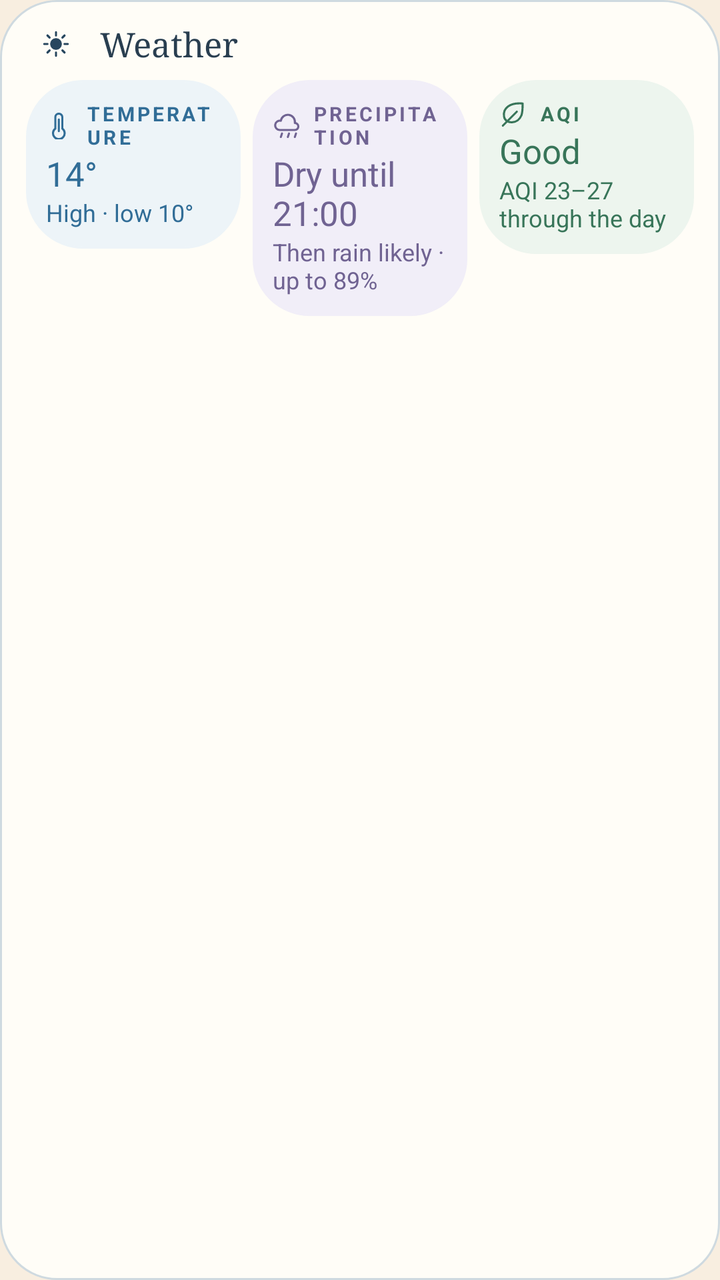
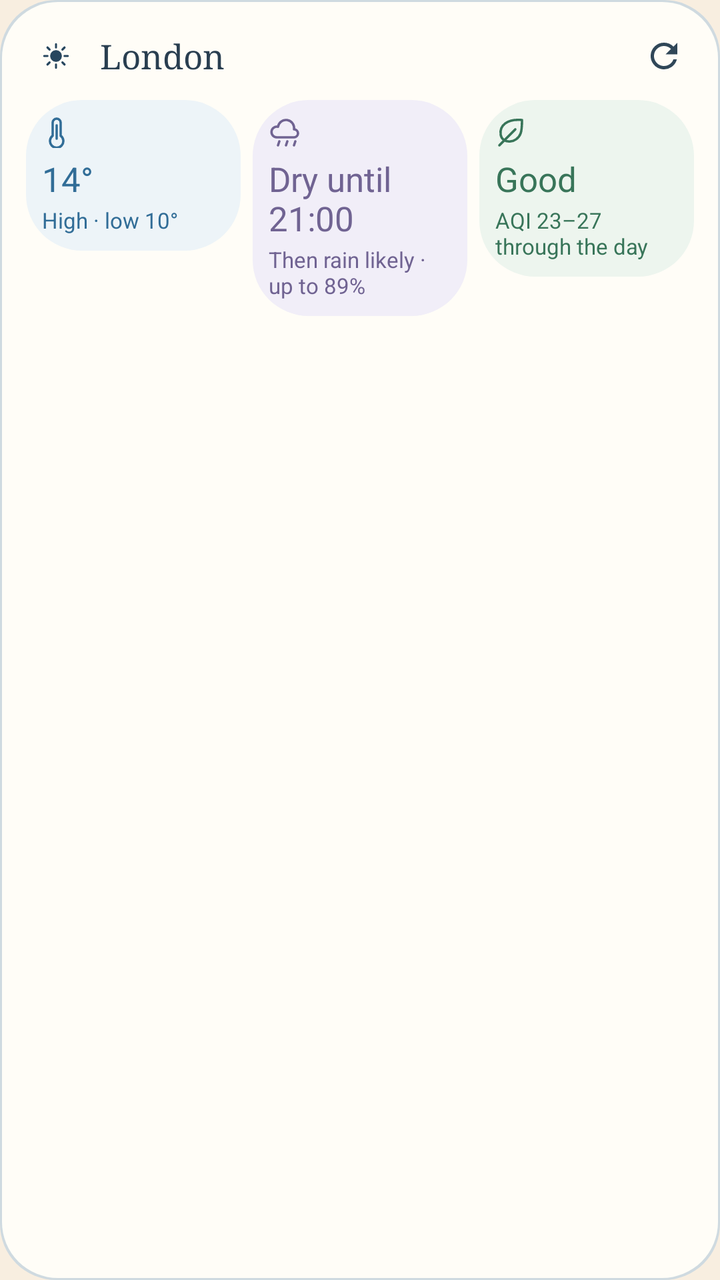

Before-and-after screenshots of an Android layout around one commit, followed by the original layout XML and the change that was made.
<!-- AndroidManifest.xml: application theme Screen -->
<!-- res/layout/widget_preview_weather.xml -->
<?xml version="1.0" encoding="utf-8"?>
<LinearLayout xmlns:android="http://schemas.android.com/apk/res/android"
    xmlns:tools="http://schemas.android.com/tools"
    android:layout_width="match_parent"
    android:layout_height="match_parent"
    android:background="@drawable/preview_card"
    android:orientation="vertical"
    android:padding="10dp">
    <LinearLayout android:layout_width="match_parent" android:layout_height="wrap_content" android:layout_marginStart="6dp" android:gravity="center_vertical">
        <ImageView android:layout_width="24dp" android:layout_height="24dp" android:importantForAccessibility="no" android:src="@drawable/ic_sun" android:tint="@color/preview_accent" tools:ignore="UseAppTint" />
        <TextView android:layout_width="wrap_content" android:layout_height="wrap_content" android:layout_marginStart="10dp" android:fontFamily="serif" android:text="@string/widget_weather_name" android:textColor="@color/preview_ink" android:textSize="17sp" />
    </LinearLayout>
    <LinearLayout android:layout_width="match_parent" android:layout_height="wrap_content" android:layout_marginTop="6dp" android:orientation="horizontal">
    <LinearLayout android:layout_width="0dp" android:layout_height="wrap_content" android:layout_weight="1" android:layout_marginStart="3dp" android:layout_marginEnd="3dp" android:background="@drawable/preview_card" android:backgroundTint="#EDF4F8" android:orientation="vertical" android:padding="10dp">
        <LinearLayout android:layout_width="wrap_content" android:layout_height="wrap_content" android:gravity="center_vertical">
            <ImageView android:layout_width="14dp" android:layout_height="14dp" android:importantForAccessibility="no" android:src="@drawable/ic_thermometer" android:tint="#316D97" tools:ignore="UseAppTint" />
            <TextView android:layout_width="wrap_content" android:layout_height="wrap_content" android:layout_marginStart="6dp" android:letterSpacing="0.14" android:text="@string/weather_temperature" android:textAllCaps="true" android:textColor="#316D97" android:textSize="10sp" android:textStyle="bold" />
        </LinearLayout>
        <TextView android:layout_width="wrap_content" android:layout_height="wrap_content" android:text="14°" android:textColor="#316D97" android:textSize="17sp" />
        <TextView android:layout_width="wrap_content" android:layout_height="wrap_content" android:text="@string/preview_weather_high_low" android:textColor="#316D97" android:textSize="12sp" />
    </LinearLayout>
    <LinearLayout android:layout_width="0dp" android:layout_height="wrap_content" android:layout_weight="1" android:layout_marginStart="3dp" android:layout_marginEnd="3dp" android:background="@drawable/preview_card" android:backgroundTint="#F1EEF8" android:orientation="vertical" android:padding="10dp">
        <LinearLayout android:layout_width="wrap_content" android:layout_height="wrap_content" android:gravity="center_vertical">
            <ImageView android:layout_width="14dp" android:layout_height="14dp" android:importantForAccessibility="no" android:src="@drawable/ic_rain" android:tint="#706392" tools:ignore="UseAppTint" />
            <TextView android:layout_width="wrap_content" android:layout_height="wrap_content" android:layout_marginStart="6dp" android:letterSpacing="0.14" android:text="@string/weather_precipitation" android:textAllCaps="true" android:textColor="#706392" android:textSize="10sp" android:textStyle="bold" />
        </LinearLayout>
        <TextView android:layout_width="wrap_content" android:layout_height="wrap_content" android:text="@string/preview_weather_dry_until" android:textColor="#706392" android:textSize="17sp" />
        <TextView android:layout_width="wrap_content" android:layout_height="wrap_content" android:text="@string/preview_weather_then_rain" android:textColor="#706392" android:textSize="12sp" />
    </LinearLayout>
    <LinearLayout android:layout_width="0dp" android:layout_height="wrap_content" android:layout_weight="1" android:layout_marginStart="3dp" android:layout_marginEnd="3dp" android:background="@drawable/preview_card" android:backgroundTint="#EDF5EE" android:orientation="vertical" android:padding="10dp">
        <LinearLayout android:layout_width="wrap_content" android:layout_height="wrap_content" android:gravity="center_vertical">
            <ImageView android:layout_width="14dp" android:layout_height="14dp" android:importantForAccessibility="no" android:src="@drawable/ic_leaf" android:tint="#387559" tools:ignore="UseAppTint" />
            <TextView android:layout_width="wrap_content" android:layout_height="wrap_content" android:layout_marginStart="6dp" android:letterSpacing="0.14" android:text="@string/weather_air" android:textAllCaps="true" android:textColor="#387559" android:textSize="10sp" android:textStyle="bold" />
        </LinearLayout>
        <TextView android:layout_width="wrap_content" android:layout_height="wrap_content" android:text="@string/weather_aqi_good" android:textColor="#387559" android:textSize="17sp" />
        <TextView android:layout_width="wrap_content" android:layout_height="wrap_content" android:text="@string/preview_weather_aqi" android:textColor="#387559" android:textSize="12sp" />
    </LinearLayout>
    </LinearLayout>
</LinearLayout>
<!-- resources referenced by this layout -->
<resources>
  <color name="preview_accent">#27465E</color>
  <color name="preview_ink">#293E50</color>
  <!-- drawable ic_leaf (drawable) -->
  <?xml version="1.0" encoding="utf-8"?>
  <vector xmlns:android="http://schemas.android.com/apk/res/android"
      android:width="24dp" android:height="24dp" android:viewportWidth="24" android:viewportHeight="24">
      <path android:pathData="M20,3C9,2 3,7 4,14c1,7 12,7 15,-1 1,-3 1,-6 1,-10Z" android:strokeColor="#FFFFFFFF" android:strokeWidth="1.8" android:strokeLineCap="round" android:strokeLineJoin="round" />
      <path android:pathData="M3,22L15,10" android:strokeColor="#FFFFFFFF" android:strokeWidth="1.8" android:strokeLineCap="round" />
  </vector>
  <!-- drawable ic_rain (drawable) -->
  <?xml version="1.0" encoding="utf-8"?>
  <vector xmlns:android="http://schemas.android.com/apk/res/android"
      android:width="24dp" android:height="24dp" android:viewportWidth="24" android:viewportHeight="24">
      <path android:pathData="M6,16a4,4 0,1 1,1 -7.9A6,6 0,0 1,19 10a3,3 0,0 1,0 6H6Z" android:strokeColor="#FFFFFFFF" android:strokeWidth="1.8" android:strokeLineCap="round" android:strokeLineJoin="round" />
      <path android:pathData="M8,19l-1,3M14,19l-1,3M20,19l-1,3" android:strokeColor="#FFFFFFFF" android:strokeWidth="1.8" android:strokeLineCap="round" />
  </vector>
  <!-- drawable ic_thermometer (drawable) -->
  <?xml version="1.0" encoding="utf-8"?>
  <vector xmlns:android="http://schemas.android.com/apk/res/android"
      android:width="24dp" android:height="24dp" android:viewportWidth="24" android:viewportHeight="24">
      <path android:pathData="M14,14.8V5a3,3 0,0 0,-6 0v9.8a5,5 0,1 0,6 0Z" android:strokeColor="#FFFFFFFF" android:strokeWidth="1.8" android:strokeLineCap="round" android:strokeLineJoin="round" />
      <path android:pathData="M11,7v10" android:strokeColor="#FFFFFFFF" android:strokeWidth="1.8" android:strokeLineCap="round" />
  </vector>
  <!-- drawable preview_card (drawable) -->
  <?xml version="1.0" encoding="utf-8"?>
  <shape xmlns:android="http://schemas.android.com/apk/res/android">
      <solid android:color="@color/preview_surface" />
      <stroke android:width="1dp" android:color="@color/preview_line" />
      <corners android:radius="@dimen/widget_radius" />
  </shape>
  <string name="preview_weather_aqi">AQI 23–27 through the day</string>
  <string name="preview_weather_dry_until">Dry until 21:00</string>
  <string name="preview_weather_high_low">High · low 10°</string>
  <string name="preview_weather_then_rain">Then rain likely · up to 89%</string>
  <string name="weather_air">AQI</string>
  <string name="weather_aqi_good">Good</string>
  <string name="weather_precipitation">Precipitation</string>
  <string name="weather_temperature">Temperature</string>
  <string name="widget_weather_name">Weather</string>
  <style name="Screen" parent="@android:style/Theme.Material.Light.NoActionBar">
          <item name="android:windowBackground">@color/background</item>
          <item name="android:colorAccent">@color/sun</item>
          <item name="android:textColorPrimary">@color/ink</item>
          <item name="android:windowLightStatusBar">true</item>
      </style>
  <color name="sun">#D88B38</color>
  <color name="preview_surface">#FFFDF7</color>
  <color name="preview_line">#CFDAE0</color>
  <dimen name="widget_radius">16dp</dimen>
  <color name="background">#F8EEE0</color>
  <color name="ink">#2B2620</color>
  <!-- unchanged entries left out for length: 1 -->
</resources>

<!-- the commit's change to res/layout/widget_preview_weather.xml (unified diff, before → after) -->
@@ -1,39 +1,37 @@
 <?xml version="1.0" encoding="utf-8"?>
-<LinearLayout xmlns:android="http://schemas.android.com/apk/res/android"
+<FrameLayout xmlns:android="http://schemas.android.com/apk/res/android"
     xmlns:tools="http://schemas.android.com/tools"
     android:layout_width="match_parent"
     android:layout_height="match_parent"
-    android:background="@drawable/preview_card"
-    android:orientation="vertical"
-    android:padding="10dp">
-    <LinearLayout android:layout_width="match_parent" android:layout_height="wrap_content" android:layout_marginStart="6dp" android:gravity="center_vertical">
-        <ImageView android:layout_width="24dp" android:layout_height="24dp" android:importantForAccessibility="no" android:src="@drawable/ic_sun" android:tint="@color/preview_accent" tools:ignore="UseAppTint" />
-        <TextView android:layout_width="wrap_content" android:layout_height="wrap_content" android:layout_marginStart="10dp" android:fontFamily="serif" android:text="@string/widget_weather_name" android:textColor="@color/preview_ink" android:textSize="17sp" />
+    tools:ignore="HardcodedText,UseAppTint">
+
+    <ImageView android:layout_width="match_parent" android:layout_height="match_parent" android:importantForAccessibility="no" android:scaleType="fitXY" android:src="@drawable/round_card" android:tint="@color/preview_line" />
+    <ImageView android:layout_width="match_parent" android:layout_height="match_parent" android:layout_margin="1dp" android:importantForAccessibility="no" android:scaleType="fitXY" android:src="@drawable/round_card" android:tint="@color/preview_surface" />
+
+    <LinearLayout android:layout_width="match_parent" android:layout_height="match_parent" android:orientation="vertical" android:padding="10dp">
+        <LinearLayout android:layout_width="match_parent" android:layout_height="wrap_content" android:layout_marginStart="6dp" android:layout_marginBottom="4dp" android:gravity="center_vertical">
+            <ImageView android:layout_width="24dp" android:layout_height="24dp" android:importantForAccessibility="no" android:src="@drawable/ic_sun" android:tint="@color/preview_accent" />
+            <LinearLayout android:layout_width="0dp" android:layout_height="wrap_content" android:layout_marginStart="10dp" android:layout_weight="1" android:orientation="vertical">
+                <TextView android:layout_width="wrap_content" android:layout_height="wrap_content" android:ellipsize="end" android:fontFamily="serif" android:maxLines="1" android:text="@string/preview_city" android:textColor="@color/preview_ink" android:textSize="17sp" />
+            </LinearLayout>
+            <ImageView android:layout_width="36dp" android:layout_height="36dp" android:importantForAccessibility="no" android:padding="8dp" android:src="@drawable/ic_refresh" android:tint="@color/preview_muted" />
+        </LinearLayout>
+        <LinearLayout android:layout_width="match_parent" android:layout_height="wrap_content">
+            <LinearLayout android:layout_width="0dp" android:layout_height="wrap_content" android:layout_marginStart="3dp" android:layout_marginEnd="3dp" android:layout_weight="1" android:background="@drawable/round_card" android:backgroundTint="@color/preview_temperature_tile" android:orientation="vertical" android:padding="8dp">
+                <ImageView android:layout_width="16dp" android:layout_height="16dp" android:importantForAccessibility="no" android:src="@drawable/ic_thermometer" android:tint="@color/preview_temperature" />
+                <TextView android:layout_width="wrap_content" android:layout_height="wrap_content" android:layout_marginTop="4dp" android:maxLines="2" android:text="14°" android:textColor="@color/preview_temperature" android:textSize="17sp" />
+                <TextView android:layout_width="wrap_content" android:layout_height="wrap_content" android:layout_marginTop="2dp" android:maxLines="2" android:text="@string/preview_weather_high_low" android:textColor="@color/preview_temperature" android:textSize="11sp" />
+            </LinearLayout>
+            <LinearLayout android:layout_width="0dp" android:layout_height="wrap_content" android:layout_marginStart="3dp" android:layout_marginEnd="3dp" android:layout_weight="1" android:background="@drawable/round_card" android:backgroundTint="@color/preview_rain_tile" android:orientation="vertical" android:padding="8dp">
+                <ImageView android:layout_width="16dp" android:layout_height="16dp" android:importantForAccessibility="no" android:src="@drawable/ic_rain" android:tint="@color/preview_rain" />
+                <TextView android:layout_width="wrap_content" android:layout_height="wrap_content" android:layout_marginTop="4dp" android:maxLines="2" android:text="@string/preview_weather_dry_until" android:textColor="@color/preview_rain" android:textSize="17sp" />
+                <TextView android:layout_width="wrap_content" android:layout_height="wrap_content" android:layout_marginTop="2dp" android:maxLines="2" android:text="@string/preview_weather_then_rain" android:textColor="@color/preview_rain" android:textSize="11sp" />
+            </LinearLayout>
+            <LinearLayout android:layout_width="0dp" android:layout_height="wrap_content" android:layout_marginStart="3dp" android:layout_marginEnd="3dp" android:layout_weight="1" android:background="@drawable/round_card" android:backgroundTint="@color/preview_air_tile" android:orientation="vertical" android:padding="8dp">
+                <ImageView android:layout_width="16dp" android:layout_height="16dp" android:importantForAccessibility="no" android:src="@drawable/ic_leaf" android:tint="@color/preview_air" />
+                <TextView android:layout_width="wrap_content" android:layout_height="wrap_content" android:layout_marginTop="4dp" android:maxLines="2" android:text="@string/weather_aqi_good" android:textColor="@color/preview_air" android:textSize="17sp" />
+                <TextView android:layout_width="wrap_content" android:layout_height="wrap_content" android:layout_marginTop="2dp" android:maxLines="2" android:text="@string/preview_weather_aqi" android:textColor="@color/preview_air" android:textSize="11sp" />
+            </LinearLayout>
+        </LinearLayout>
     </LinearLayout>
-    <LinearLayout android:layout_width="match_parent" android:layout_height="wrap_content" android:layout_marginTop="6dp" android:orientation="horizontal">
-    <LinearLayout android:layout_width="0dp" android:layout_height="wrap_content" android:layout_weight="1" android:layout_marginStart="3dp" android:layout_marginEnd="3dp" android:background="@drawable/preview_card" android:backgroundTint="#EDF4F8" android:orientation="vertical" android:padding="10dp">
-        <LinearLayout android:layout_width="wrap_content" android:layout_height="wrap_content" android:gravity="center_vertical">
-            <ImageView android:layout_width="14dp" android:layout_height="14dp" android:importantForAccessibility="no" android:src="@drawable/ic_thermometer" android:tint="#316D97" tools:ignore="UseAppTint" />
-            <TextView android:layout_width="wrap_content" android:layout_height="wrap_content" android:layout_marginStart="6dp" android:letterSpacing="0.14" android:text="@string/weather_temperature" android:textAllCaps="true" android:textColor="#316D97" android:textSize="10sp" android:textStyle="bold" />
-        </LinearLayout>
-        <TextView android:layout_width="wrap_content" android:layout_height="wrap_content" android:text="14°" android:textColor="#316D97" android:textSize="17sp" />
-        <TextView android:layout_width="wrap_content" android:layout_height="wrap_content" android:text="@string/preview_weather_high_low" android:textColor="#316D97" android:textSize="12sp" />
-    </LinearLayout>
-    <LinearLayout android:layout_width="0dp" android:layout_height="wrap_content" android:layout_weight="1" android:layout_marginStart="3dp" android:layout_marginEnd="3dp" android:background="@drawable/preview_card" android:backgroundTint="#F1EEF8" android:orientation="vertical" android:padding="10dp">
-        <LinearLayout android:layout_width="wrap_content" android:layout_height="wrap_content" android:gravity="center_vertical">
-            <ImageView android:layout_width="14dp" android:layout_height="14dp" android:importantForAccessibility="no" android:src="@drawable/ic_rain" android:tint="#706392" tools:ignore="UseAppTint" />
-            <TextView android:layout_width="wrap_content" android:layout_height="wrap_content" android:layout_marginStart="6dp" android:letterSpacing="0.14" android:text="@string/weather_precipitation" android:textAllCaps="true" android:textColor="#706392" android:textSize="10sp" android:textStyle="bold" />
-        </LinearLayout>
-        <TextView android:layout_width="wrap_content" android:layout_height="wrap_content" android:text="@string/preview_weather_dry_until" android:textColor="#706392" android:textSize="17sp" />
-        <TextView android:layout_width="wrap_content" android:layout_height="wrap_content" android:text="@string/preview_weather_then_rain" android:textColor="#706392" android:textSize="12sp" />
-    </LinearLayout>
-    <LinearLayout android:layout_width="0dp" android:layout_height="wrap_content" android:layout_weight="1" android:layout_marginStart="3dp" android:layout_marginEnd="3dp" android:background="@drawable/preview_card" android:backgroundTint="#EDF5EE" android:orientation="vertical" android:padding="10dp">
-        <LinearLayout android:layout_width="wrap_content" android:layout_height="wrap_content" android:gravity="center_vertical">
-            <ImageView android:layout_width="14dp" android:layout_height="14dp" android:importantForAccessibility="no" android:src="@drawable/ic_leaf" android:tint="#387559" tools:ignore="UseAppTint" />
-            <TextView android:layout_width="wrap_content" android:layout_height="wrap_content" android:layout_marginStart="6dp" android:letterSpacing="0.14" android:text="@string/weather_air" android:textAllCaps="true" android:textColor="#387559" android:textSize="10sp" android:textStyle="bold" />
-        </LinearLayout>
-        <TextView android:layout_width="wrap_content" android:layout_height="wrap_content" android:text="@string/weather_aqi_good" android:textColor="#387559" android:textSize="17sp" />
-        <TextView android:layout_width="wrap_content" android:layout_height="wrap_content" android:text="@string/preview_weather_aqi" android:textColor="#387559" android:textSize="12sp" />
-    </LinearLayout>
-    </LinearLayout>
-</LinearLayout>
+</FrameLayout>
<!-- resource entries referenced after the edit -->
@@ -1,6 +1,8 @@
 <!-- resources referenced by this layout -->
 <resources>
   <color name="preview_accent">#27465E</color>
+  <color name="preview_air">#387559</color>
+  <color name="preview_air_tile">#EDF5EE</color>
   <color name="preview_ink">#293E50</color>
   <!-- drawable ic_leaf (drawable) -->
   <?xml version="1.0" encoding="utf-8"?>
@@ -16,6 +18,12 @@
       <path android:pathData="M6,16a4,4 0,1 1,1 -7.9A6,6 0,0 1,19 10a3,3 0,0 1,0 6H6Z" android:strokeColor="#FFFFFFFF" android:strokeWidth="1.8" android:strokeLineCap="round" android:strokeLineJoin="round" />
       <path android:pathData="M8,19l-1,3M14,19l-1,3M20,19l-1,3" android:strokeColor="#FFFFFFFF" android:strokeWidth="1.8" android:strokeLineCap="round" />
   </vector>
+  <!-- drawable ic_refresh (drawable) -->
+  <?xml version="1.0" encoding="utf-8"?>
+  <vector xmlns:android="http://schemas.android.com/apk/res/android"
+      android:width="20dp" android:height="20dp" android:viewportWidth="24" android:viewportHeight="24">
+      <path android:fillColor="#FFFFFFFF" android:pathData="M17.65,6.35A7.96,7.96 0,0 0,12 4a8,8 0,1 0,7.73 10h-2.08A6,6 0,1 1,12 6c1.66,0 3.14,0.69 4.22,1.78L13,11h7V4l-2.35,2.35z" />
+  </vector>
   <!-- drawable ic_thermometer (drawable) -->
   <?xml version="1.0" encoding="utf-8"?>
   <vector xmlns:android="http://schemas.android.com/apk/res/android"
@@ -23,22 +31,18 @@
       <path android:pathData="M14,14.8V5a3,3 0,0 0,-6 0v9.8a5,5 0,1 0,6 0Z" android:strokeColor="#FFFFFFFF" android:strokeWidth="1.8" android:strokeLineCap="round" android:strokeLineJoin="round" />
       <path android:pathData="M11,7v10" android:strokeColor="#FFFFFFFF" android:strokeWidth="1.8" android:strokeLineCap="round" />
   </vector>
-  <!-- drawable preview_card (drawable) -->
+  <!-- drawable round_card (drawable) -->
   <?xml version="1.0" encoding="utf-8"?>
-  <shape xmlns:android="http://schemas.android.com/apk/res/android">
-      <solid android:color="@color/preview_surface" />
-      <stroke android:width="1dp" android:color="@color/preview_line" />
+  <shape xmlns:android="http://schemas.android.com/apk/res/android" android:shape="rectangle">
+      <solid android:color="#FFFFFFFF" />
       <corners android:radius="@dimen/widget_radius" />
   </shape>
+  <string name="preview_city">London</string>
   <string name="preview_weather_aqi">AQI 23–27 through the day</string>
   <string name="preview_weather_dry_until">Dry until 21:00</string>
   <string name="preview_weather_high_low">High · low 10°</string>
   <string name="preview_weather_then_rain">Then rain likely · up to 89%</string>
-  <string name="weather_air">AQI</string>
   <string name="weather_aqi_good">Good</string>
-  <string name="weather_precipitation">Precipitation</string>
-  <string name="weather_temperature">Temperature</string>
-  <string name="widget_weather_name">Weather</string>
   <style name="Screen" parent="@android:style/Theme.Material.Light.NoActionBar">
           <item name="android:windowBackground">@color/background</item>
           <item name="android:colorAccent">@color/sun</item>
@@ -47,7 +51,12 @@
       </style>
   <color name="sun">#D88B38</color>
   <color name="preview_surface">#FFFDF7</color>
+  <color name="preview_temperature">#316D97</color>
+  <color name="preview_temperature_tile">#EDF4F8</color>
   <color name="preview_line">#CFDAE0</color>
+  <color name="preview_muted">#304758</color>
+  <color name="preview_rain">#706392</color>
+  <color name="preview_rain_tile">#F1EEF8</color>
   <dimen name="widget_radius">16dp</dimen>
   <color name="background">#F8EEE0</color>
   <color name="ink">#2B2620</color>
